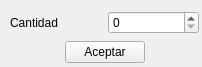
Above: compra/ui_cant_item.ui from rodety/Jireh before the change. Below: the same form after it.
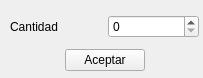
That is the form after the change.

Diff of the .ui file:
```diff
--- a/compra/ui_cant_item.ui
+++ b/compra/ui_cant_item.ui
@@ -6,8 +6,8 @@
    <rect>
     <x>0</x>
     <y>0</y>
-    <width>202</width>
-    <height>67</height>
+    <width>203</width>
+    <height>78</height>
    </rect>
   </property>
   <property name="windowTitle">
@@ -19,7 +19,7 @@
      <x>10</x>
      <y>10</y>
      <width>189</width>
-     <height>55</height>
+     <height>66</height>
     </rect>
    </property>
    <layout class="QVBoxLayout" name="verticalLayout">
```
